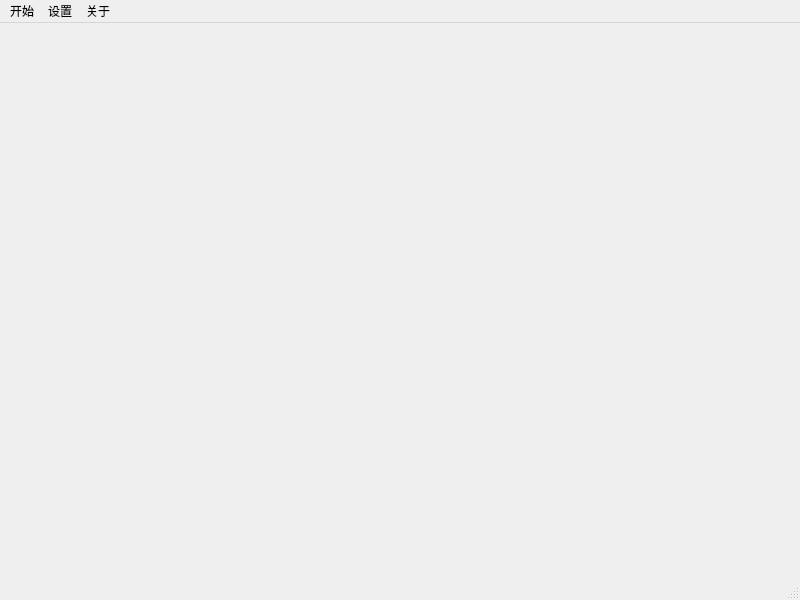
The window that showbitmap.ui (sys2001/BitMap) describes before a commit, drawn with Qt 5.
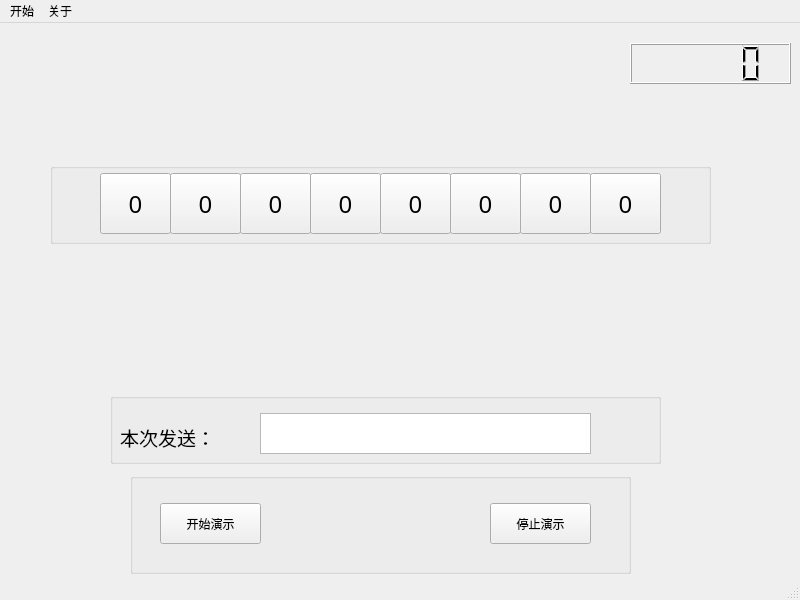
The same window after the commit.

Diff of the .ui file:
```diff
--- a/showbitmap.ui
+++ b/showbitmap.ui
@@ -13,7 +13,263 @@
   <property name="windowTitle">
    <string>MainWindow</string>
   </property>
-  <widget class="QWidget" name="centralwidget"/>
+  <widget class="QWidget" name="centralwidget">
+   <widget class="QGroupBox" name="StationArray">
+    <property name="geometry">
+     <rect>
+      <x>50</x>
+      <y>140</y>
+      <width>661</width>
+      <height>81</height>
+     </rect>
+    </property>
+    <property name="font">
+     <font>
+      <family>宋体</family>
+      <pointsize>18</pointsize>
+     </font>
+    </property>
+    <property name="title">
+     <string/>
+    </property>
+    <widget class="QPushButton" name="station4">
+     <property name="geometry">
+      <rect>
+       <x>260</x>
+       <y>10</y>
+       <width>71</width>
+       <height>61</height>
+      </rect>
+     </property>
+     <property name="text">
+      <string>0</string>
+     </property>
+    </widget>
+    <widget class="QPushButton" name="station6">
+     <property name="geometry">
+      <rect>
+       <x>400</x>
+       <y>10</y>
+       <width>71</width>
+       <height>61</height>
+      </rect>
+     </property>
+     <property name="text">
+      <string>0</string>
+     </property>
+    </widget>
+    <widget class="QPushButton" name="station7">
+     <property name="geometry">
+      <rect>
+       <x>470</x>
+       <y>10</y>
+       <width>71</width>
+       <height>61</height>
+      </rect>
+     </property>
+     <property name="text">
+      <string>0</string>
+     </property>
+    </widget>
+    <widget class="QPushButton" name="station1">
+     <property name="geometry">
+      <rect>
+       <x>50</x>
+       <y>10</y>
+       <width>71</width>
+       <height>61</height>
+      </rect>
+     </property>
+     <property name="text">
+      <string>0</string>
+     </property>
+    </widget>
+    <widget class="QPushButton" name="station3">
+     <property name="geometry">
+      <rect>
+       <x>190</x>
+       <y>10</y>
+       <width>71</width>
+       <height>61</height>
+      </rect>
+     </property>
+     <property name="text">
+      <string>0</string>
+     </property>
+    </widget>
+    <widget class="QPushButton" name="station8">
+     <property name="geometry">
+      <rect>
+       <x>540</x>
+       <y>10</y>
+       <width>71</width>
+       <height>61</height>
+      </rect>
+     </property>
+     <property name="text">
+      <string>0</string>
+     </property>
+    </widget>
+    <widget class="QPushButton" name="station2">
+     <property name="geometry">
+      <rect>
+       <x>120</x>
+       <y>10</y>
+       <width>71</width>
+       <height>61</height>
+      </rect>
+     </property>
+     <property name="font">
+      <font>
+       <family>宋体</family>
+       <pointsize>18</pointsize>
+      </font>
+     </property>
+     <property name="styleSheet">
+      <string notr="true"/>
+     </property>
+     <property name="text">
+      <string>0</string>
+     </property>
+    </widget>
+    <widget class="QPushButton" name="station5">
+     <property name="geometry">
+      <rect>
+       <x>330</x>
+       <y>10</y>
+       <width>71</width>
+       <height>61</height>
+      </rect>
+     </property>
+     <property name="text">
+      <string>0</string>
+     </property>
+    </widget>
+   </widget>
+   <widget class="QGroupBox" name="option">
+    <property name="geometry">
+     <rect>
+      <x>130</x>
+      <y>450</y>
+      <width>501</width>
+      <height>101</height>
+     </rect>
+    </property>
+    <property name="title">
+     <string/>
+    </property>
+    <widget class="QPushButton" name="begin">
+     <property name="geometry">
+      <rect>
+       <x>30</x>
+       <y>30</y>
+       <width>101</width>
+       <height>41</height>
+      </rect>
+     </property>
+     <property name="text">
+      <string>开始演示</string>
+     </property>
+    </widget>
+    <widget class="QPushButton" name="end">
+     <property name="geometry">
+      <rect>
+       <x>360</x>
+       <y>30</y>
+       <width>101</width>
+       <height>41</height>
+      </rect>
+     </property>
+     <property name="text">
+      <string>停止演示</string>
+     </property>
+    </widget>
+   </widget>
+   <widget class="QLabel" name="title">
+    <property name="geometry">
+     <rect>
+      <x>230</x>
+      <y>10</y>
+      <width>281</width>
+      <height>41</height>
+     </rect>
+    </property>
+    <property name="font">
+     <font>
+      <family>宋体</family>
+      <pointsize>26</pointsize>
+     </font>
+    </property>
+    <property name="text">
+     <string/>
+    </property>
+   </widget>
+   <widget class="QLCDNumber" name="CLOCK">
+    <property name="geometry">
+     <rect>
+      <x>630</x>
+      <y>20</y>
+      <width>161</width>
+      <height>41</height>
+     </rect>
+    </property>
+   </widget>
+   <widget class="QGroupBox" name="result">
+    <property name="geometry">
+     <rect>
+      <x>110</x>
+      <y>370</y>
+      <width>551</width>
+      <height>71</height>
+     </rect>
+    </property>
+    <property name="title">
+     <string/>
+    </property>
+    <widget class="QLabel" name="sendlabel">
+     <property name="geometry">
+      <rect>
+       <x>10</x>
+       <y>34</y>
+       <width>141</width>
+       <height>21</height>
+      </rect>
+     </property>
+     <property name="font">
+      <font>
+       <family>宋体</family>
+       <pointsize>14</pointsize>
+      </font>
+     </property>
+     <property name="text">
+      <string>本次发送：</string>
+     </property>
+    </widget>
+    <widget class="QTextBrowser" name="sendstation">
+     <property name="geometry">
+      <rect>
+       <x>150</x>
+       <y>20</y>
+       <width>331</width>
+       <height>41</height>
+      </rect>
+     </property>
+    </widget>
+   </widget>
+   <widget class="QLabel" name="Tips">
+    <property name="geometry">
+     <rect>
+      <x>180</x>
+      <y>270</y>
+      <width>501</width>
+      <height>61</height>
+     </rect>
+    </property>
+    <property name="text">
+     <string/>
+    </property>
+   </widget>
+  </widget>
   <widget class="QMenuBar" name="menubar">
    <property name="geometry">
     <rect>
@@ -31,13 +287,6 @@
     <addaction name="high"/>
     <addaction name="normal"/>
    </widget>
-   <widget class="QMenu" name="settings">
-    <property name="title">
-     <string>设置</string>
-    </property>
-    <addaction name="station"/>
-    <addaction name="delay"/>
-   </widget>
    <widget class="QMenu" name="about">
     <property name="title">
      <string>关于</string>
@@ -45,7 +294,6 @@
     <addaction name="help"/>
    </widget>
    <addaction name="start"/>
-   <addaction name="settings"/>
    <addaction name="about"/>
   </widget>
   <widget class="QStatusBar" name="statusbar"/>
```
